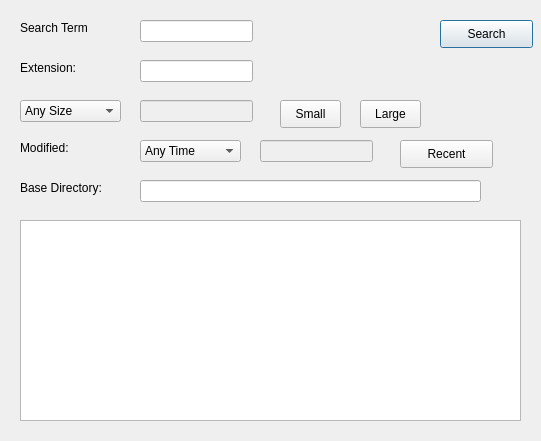
Before: the Qt Designer form search.ui in amirgeva/fastfilefind, drawn with Qt 5.
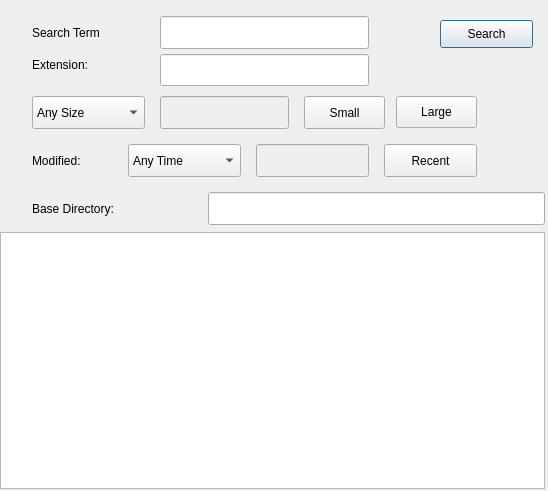
After: the same form once the commit is applied.

Commit message: Fixed widget sizes

What changed in the file:
```diff
--- a/search.ui
+++ b/search.ui
@@ -6,8 +6,8 @@
    <rect>
     <x>0</x>
     <y>0</y>
-    <width>541</width>
-    <height>441</height>
+    <width>548</width>
+    <height>491</height>
    </rect>
   </property>
   <property name="windowTitle">
@@ -16,10 +16,10 @@
   <widget class="QLineEdit" name="searchTerm">
    <property name="geometry">
     <rect>
-     <x>140</x>
-     <y>20</y>
-     <width>113</width>
-     <height>22</height>
+     <x>160</x>
+     <y>16</y>
+     <width>209</width>
+     <height>33</height>
     </rect>
    </property>
    <property name="toolTip">
@@ -29,10 +29,10 @@
   <widget class="QLabel" name="SearchTermLabel">
    <property name="geometry">
     <rect>
-     <x>20</x>
-     <y>20</y>
-     <width>81</width>
-     <height>16</height>
+     <x>32</x>
+     <y>16</y>
+     <width>113</width>
+     <height>33</height>
     </rect>
    </property>
    <property name="text">
@@ -42,10 +42,10 @@
   <widget class="QLabel" name="SearchTermLabel_2">
    <property name="geometry">
     <rect>
-     <x>20</x>
-     <y>60</y>
-     <width>81</width>
-     <height>16</height>
+     <x>32</x>
+     <y>48</y>
+     <width>113</width>
+     <height>33</height>
     </rect>
    </property>
    <property name="text">
@@ -55,10 +55,10 @@
   <widget class="QLineEdit" name="extensionName">
    <property name="geometry">
     <rect>
-     <x>140</x>
-     <y>60</y>
-     <width>113</width>
-     <height>22</height>
+     <x>160</x>
+     <y>54</y>
+     <width>209</width>
+     <height>32</height>
     </rect>
    </property>
    <property name="toolTip">
@@ -68,10 +68,10 @@
   <widget class="QComboBox" name="sizeType">
    <property name="geometry">
     <rect>
-     <x>20</x>
-     <y>100</y>
-     <width>101</width>
-     <height>22</height>
+     <x>32</x>
+     <y>96</y>
+     <width>113</width>
+     <height>33</height>
     </rect>
    </property>
    <property name="currentIndex">
@@ -99,20 +99,20 @@
    </property>
    <property name="geometry">
     <rect>
-     <x>140</x>
-     <y>100</y>
-     <width>113</width>
-     <height>22</height>
+     <x>160</x>
+     <y>96</y>
+     <width>129</width>
+     <height>33</height>
     </rect>
    </property>
   </widget>
   <widget class="QPushButton" name="smallButton">
    <property name="geometry">
     <rect>
-     <x>280</x>
-     <y>100</y>
-     <width>61</width>
-     <height>28</height>
+     <x>304</x>
+     <y>96</y>
+     <width>81</width>
+     <height>33</height>
     </rect>
    </property>
    <property name="text">
@@ -122,10 +122,10 @@
   <widget class="QPushButton" name="largeButton">
    <property name="geometry">
     <rect>
-     <x>360</x>
-     <y>100</y>
-     <width>61</width>
-     <height>28</height>
+     <x>396</x>
+     <y>96</y>
+     <width>81</width>
+     <height>32</height>
     </rect>
    </property>
    <property name="text">
@@ -135,10 +135,10 @@
   <widget class="QLabel" name="SearchTermLabel_3">
    <property name="geometry">
     <rect>
-     <x>20</x>
-     <y>140</y>
+     <x>32</x>
+     <y>144</y>
      <width>81</width>
-     <height>16</height>
+     <height>33</height>
     </rect>
    </property>
    <property name="text">
@@ -148,10 +148,10 @@
   <widget class="QComboBox" name="dateType">
    <property name="geometry">
     <rect>
-     <x>140</x>
-     <y>140</y>
-     <width>101</width>
-     <height>22</height>
+     <x>128</x>
+     <y>144</y>
+     <width>113</width>
+     <height>33</height>
     </rect>
    </property>
    <item>
@@ -176,20 +176,20 @@
    </property>
    <property name="geometry">
     <rect>
-     <x>260</x>
-     <y>140</y>
+     <x>256</x>
+     <y>144</y>
      <width>113</width>
-     <height>22</height>
+     <height>33</height>
     </rect>
    </property>
   </widget>
   <widget class="QPushButton" name="recentButton">
    <property name="geometry">
     <rect>
-     <x>400</x>
-     <y>140</y>
+     <x>384</x>
+     <y>144</y>
      <width>93</width>
-     <height>28</height>
+     <height>33</height>
     </rect>
    </property>
    <property name="text">
@@ -199,10 +199,10 @@
   <widget class="QLabel" name="SearchTermLabel_4">
    <property name="geometry">
     <rect>
-     <x>20</x>
-     <y>180</y>
-     <width>101</width>
-     <height>16</height>
+     <x>32</x>
+     <y>192</y>
+     <width>145</width>
+     <height>33</height>
     </rect>
    </property>
    <property name="text">
@@ -212,20 +212,20 @@
   <widget class="QLineEdit" name="baseEdit">
    <property name="geometry">
     <rect>
-     <x>140</x>
-     <y>180</y>
-     <width>341</width>
-     <height>22</height>
+     <x>208</x>
+     <y>192</y>
+     <width>337</width>
+     <height>33</height>
     </rect>
    </property>
   </widget>
   <widget class="QTableView" name="resultsList">
    <property name="geometry">
     <rect>
-     <x>20</x>
-     <y>220</y>
-     <width>501</width>
-     <height>201</height>
+     <x>0</x>
+     <y>232</y>
+     <width>545</width>
+     <height>257</height>
     </rect>
    </property>
    <property name="showGrid">
```
